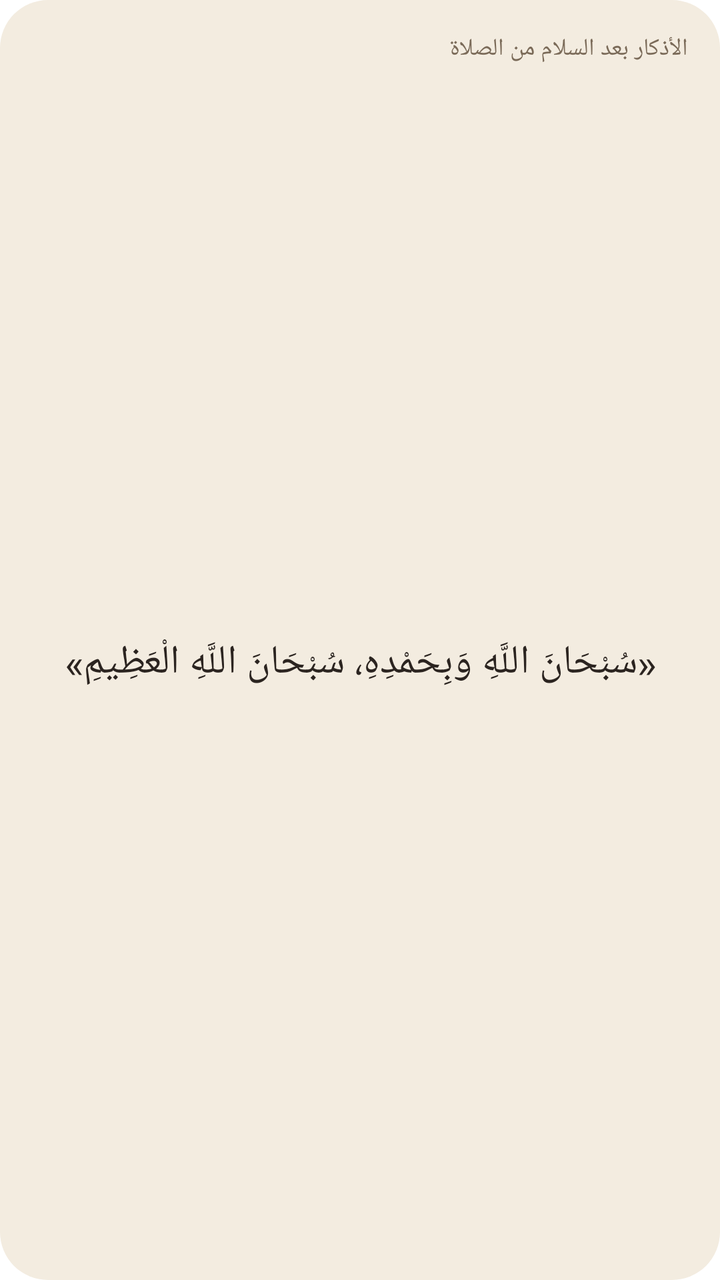
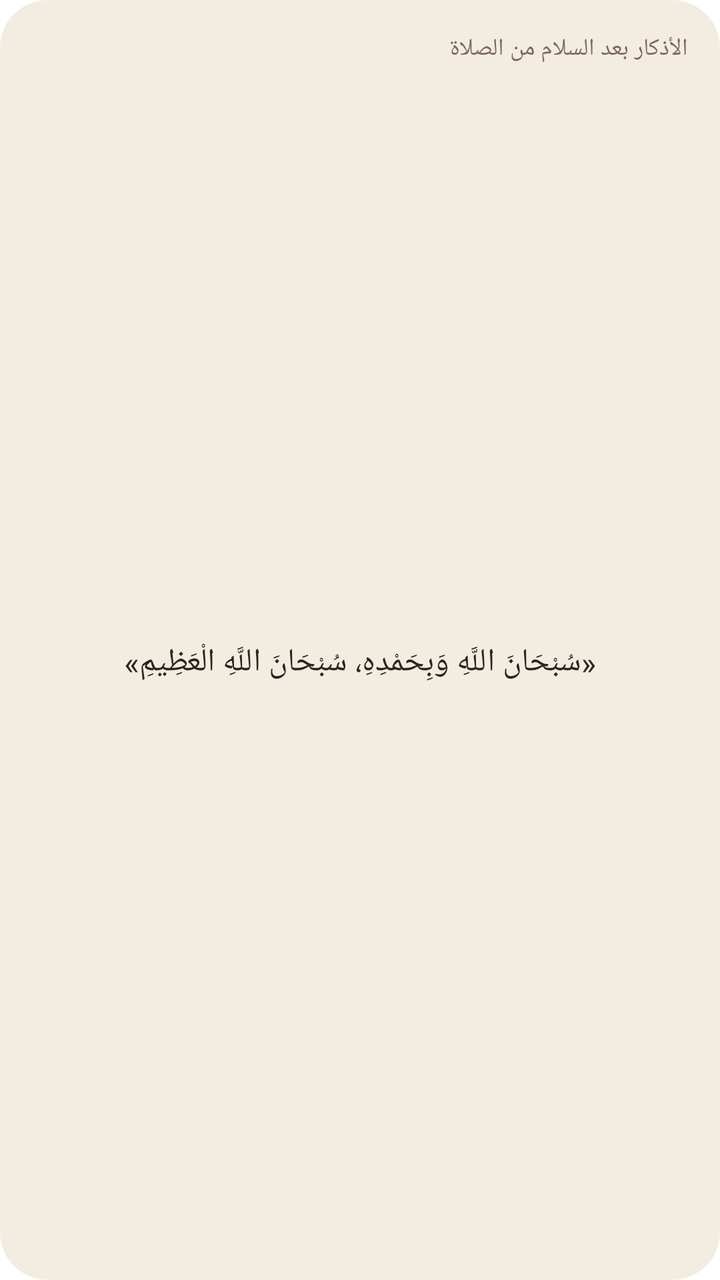

An Android layout rendered at two revisions. The XML below is the earlier revision; the diff shows what the commit changed to produce the second picture.
<!-- AndroidManifest.xml: fallback theme Theme.MaterialComponents.DayNight.NoActionBar -->
<!-- res/layout/azkar_widget_preview.xml -->
<?xml version="1.0" encoding="utf-8"?>
<LinearLayout xmlns:android="http://schemas.android.com/apk/res/android"
    android:id="@+id/widget_root"
    android:layout_width="match_parent"
    android:layout_height="match_parent"
    android:background="@drawable/widget_background"
    android:layoutDirection="rtl"
    android:orientation="vertical"
    android:padding="16dp">

    <TextView
        android:id="@+id/widget_title"
        android:layout_width="match_parent"
        android:layout_height="wrap_content"
        android:ellipsize="end"
        android:fontFamily="@font/plex_arabic_medium"
        android:gravity="start"
        android:maxLines="1"
        android:textColor="@color/widget_title"
        android:textDirection="rtl"
        android:text="الأذكار بعد السلام من الصلاة"
        android:textSize="12sp" />

    <TextView
        android:id="@+id/widget_text"
        android:layout_width="match_parent"
        android:layout_height="0dp"
        android:layout_marginTop="6dp"
        android:layout_weight="1"
        android:ellipsize="end"
        android:fontFamily="@font/amiri_regular"
        android:gravity="center"
        android:textAlignment="center"
        android:textColor="@color/widget_text"
        android:textDirection="rtl"
        android:text="«سُبْحَانَ اللَّهِ وَبِحَمْدِهِ، سُبْحَانَ اللَّهِ الْعَظِيمِ»"
        android:textSize="20sp" />
</LinearLayout>
<!-- resources referenced by this layout -->
<resources>
  <color name="widget_text">#2B2420</color>
  <color name="widget_title">#7A6A58</color>
  <!-- drawable widget_background (drawable) -->
  <?xml version="1.0" encoding="utf-8"?>
  <shape xmlns:android="http://schemas.android.com/apk/res/android"
      android:shape="rectangle">
      <solid android:color="@color/widget_bg" />
      <corners android:radius="24dp" />
  </shape>
  <color name="widget_bg">#F3ECE0</color>
</resources>

<!-- the commit's change to res/layout/azkar_widget_preview.xml (unified diff, before → after) -->
@@ -34,5 +34,5 @@
         android:textColor="@color/widget_text"
         android:textDirection="rtl"
         android:text="«سُبْحَانَ اللَّهِ وَبِحَمْدِهِ، سُبْحَانَ اللَّهِ الْعَظِيمِ»"
-        android:textSize="20sp" />
+        android:textSize="16sp" />
 </LinearLayout>
